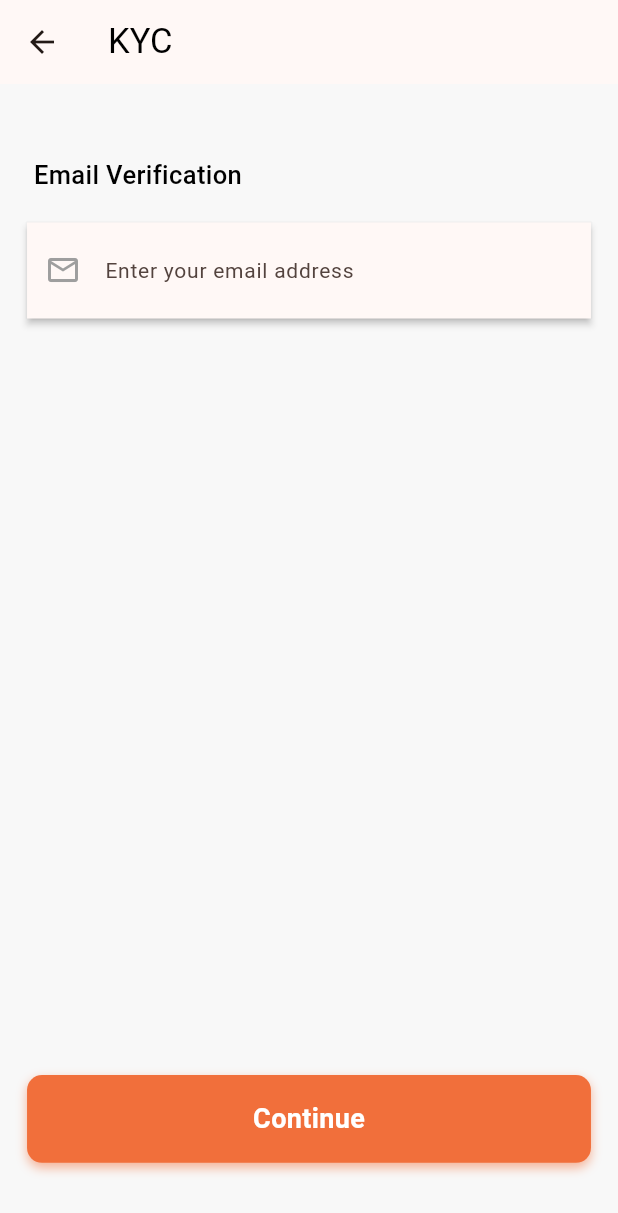
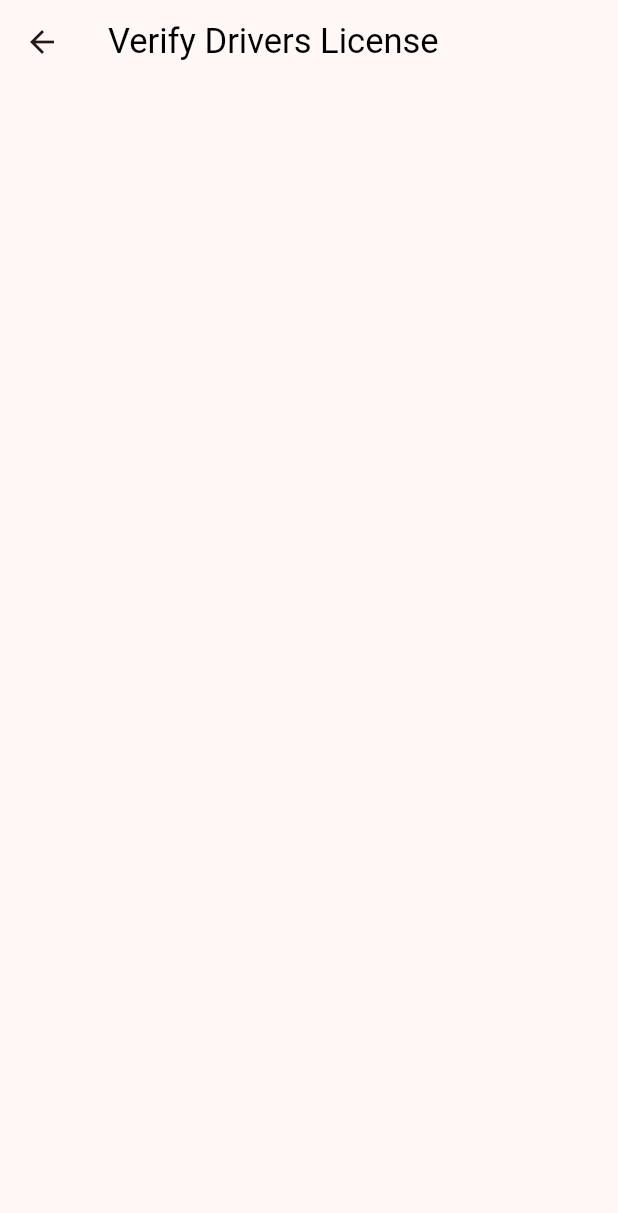
Before and after one commit to ebuka-c/9app, a Flutter app: the KYC screen opened by its route, after a tap on "Continue", on a phone screen of 412 x 824 dp. Shown: the top 1213 px of the screen. Run offline on Flutter 3.47's test engine with Material 3 defaults, Android fonts, the phone set to English and light mode, and no system bars; our stand-ins replace dropdown_button2, dropdown_search, flutter_screenutil, gap, get, iconsax and 2 more.

Commit message:
pushing updates

```diff
--- a/lib/routes/names.dart
+++ b/lib/routes/names.dart
@@ -21,8 +21,8 @@ class AppRoutes {
   static const withdrawalDeposit = '/withdrawalDeposit';
   static const profileScreen = '/profile';
   static const kyc = '/kyc';
-  static const kycVerify = '/kycVerify';
+  static const kycVerifyEmail = '/kycVerifyEmail';
   static const kycOtp = '/kycOtp';
   static const kycVerified = '/kycVerified';
-  static const imgUpload = '/imgUpload';
+  static const idUpload = '/idUpload';
 }
--- a/lib/routes/pages.dart
+++ b/lib/routes/pages.dart
@@ -74,9 +74,9 @@ class AppPages {
         page: () => const WithdrawalDeposit()),
     GetPage(name: AppRoutes.profileScreen, page: () => ProfileScreen()),
     GetPage(name: AppRoutes.kyc, page: () => const KYC()),
-    GetPage(name: AppRoutes.kycVerify, page: () => KYCVerify()),
+    GetPage(name: AppRoutes.kycVerifyEmail, page: () => KYCVerify()),
     GetPage(name: AppRoutes.kycOtp, page: () => KycOTP()),
-    GetPage(name: AppRoutes.kycVerified, page: () => KycVerified()),
-    GetPage(name: AppRoutes.imgUpload, page: () => ImgUpload()),
+    GetPage(name: AppRoutes.kycVerified, page: () => const KycVerified()),
+    GetPage(name: AppRoutes.idUpload, page: () => const IDUpload()),
   ];
 }
--- a/lib/view/settings/kyc/kyc.dart
+++ b/lib/view/settings/kyc/kyc.dart
@@ -1,5 +1,7 @@
 import 'package:_9app/routes/names.dart';
 import 'package:_9app/values/colors.dart';
+import 'package:_9app/view/settings/verification/license_verify.dart';
+import 'package:_9app/view/settings/verification/passportVerify.dart';
 import 'package:_9app/widgets/custom_buttons.dart';
 import 'package:flutter/material.dart';
 import 'package:flutter_screenutil/flutter_screenutil.dart';
@@ -40,6 +42,7 @@ class _KYCState extends State<KYC> {
                 w: w,
                 text: 'Email Verification',
                 indicatorImage: 'assets/icons/done.png',
+                onTap: () => Get.toNamed(AppRoutes.kycVerifyEmail),
                 hasPrefix: false),
             Gap(15.h),
             KYCWidget(
@@ -56,7 +59,7 @@ class _KYCState extends State<KYC> {
             Gap(15.h),
             KYCWidget(
                 w: w,
-                text: 'Finger Print Recognition',
+                text: 'Face Recognition',
                 indicatorImage: 'assets/icons/undone.png',
                 hasPrefix: false),
 
@@ -103,7 +106,15 @@ class _KYCState extends State<KYC> {
             TransactionButton(
                 w: w,
                 text: 'Continue',
-                onTap: () => Get.toNamed(AppRoutes.kycVerify))
+                onTap: () {
+                  if (selectedIndex == 0) {
+                    Get.toNamed(AppRoutes.idUpload);
+                  } else if (selectedIndex == 1) {
+                    Get.to(const PassportVerification());
+                  } else {
+                    Get.to(const DriversLicenseVerification());
+                  }
+                })
           ]),
         ));
   }
--- a/lib/view/settings/kyc/verified_screen.dart
+++ b/lib/view/settings/kyc/verified_screen.dart
@@ -19,6 +19,6 @@ class KycVerified extends StatelessWidget {
             w: w,
             subtitle: 'Congratulations! your ID Card\nhas been verified',
             title: 'You\'re Verified',
-            onTap: () => Get.toNamed(AppRoutes.imgUpload)));
+            onTap: () => Get.toNamed('AppRoutes.imgUpload')));
   }
 }
--- /dev/null
+++ b/lib/view/settings/verification/license_verify.dart
@@ -0,0 +1,16 @@
+import 'package:flutter/material.dart';
+import 'package:flutter_screenutil/flutter_screenutil.dart';
+
+import '../../../widgets/text_widget.dart';
+
+class DriversLicenseVerification extends StatelessWidget {
+  const DriversLicenseVerification({super.key});
+
+  @override
+  Widget build(BuildContext context) {
+    return Scaffold(
+      appBar: AppBar(
+          title: TextWidget(text: 'Verify Drivers License', fontSize: 23.sp)),
+    );
+  }
+}
--- a/lib/widgets/profile_widgets/kyc_widget.dart
+++ b/lib/widgets/profile_widgets/kyc_widget.dart
@@ -12,17 +12,21 @@ class KYCWidget extends StatelessWidget {
       required this.indicatorImage,
       required this.hasPrefix,
       this.borderWidth,
-      this.borderColor});
+      this.borderColor,
+      this.onTap});
 
   final double? w, borderWidth;
   final String text, indicatorImage;
   final bool hasPrefix;
   final Color? borderColor;
+  final Function()? onTap;
 
   @override
   Widget build(BuildContext context) {
     return !hasPrefix
-        ? Container(
+        ? GestureDetector(
+            onTap: onTap,
+            child: Container(
               width: w,
               height: 50.h,
               padding: EdgeInsets.symmetric(horizontal: 20.w),
@@ -39,6 +43,7 @@ class KYCWidget extends StatelessWidget {
                   Image.asset(indicatorImage)
                 ],
               )),
+            ),
           )
         : Container(
             width: w,
```
Also changed, not shown: lib/view/settings/kyc/image_upload.dart (+57 -9 lines), lib/view/settings/verification/passportVerify.dart (added, +16 -0 lines), assets/images/notes.png (added). Lines whose indentation alone changed are shown as unchanged.
